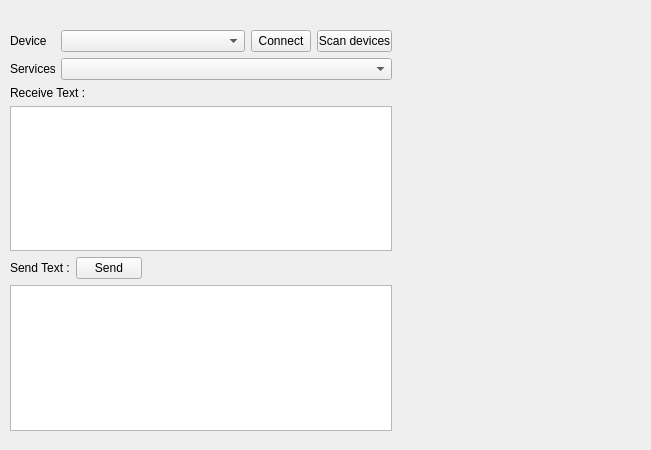
This is Software/BLE_Connect/mainwindow.ui in trietmt9/Cueing-Shoes as Qt 5 draws it before an edit. The edited form follows.
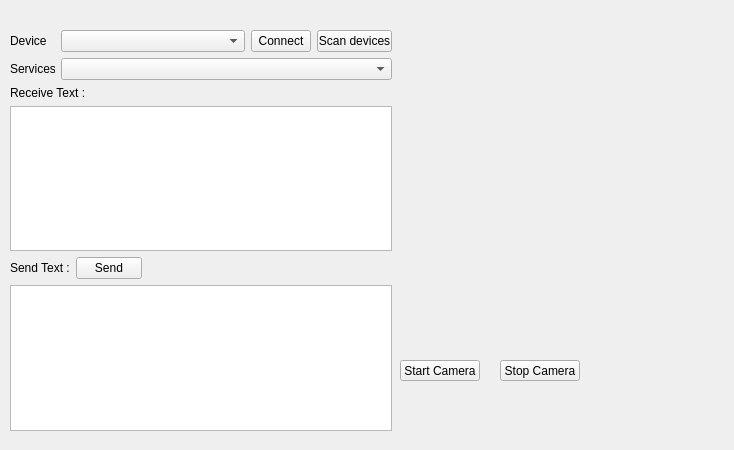
This is the edited form.

```diff
--- a/Software/BLE_Connect/mainwindow.ui
+++ b/Software/BLE_Connect/mainwindow.ui
@@ -6,7 +6,7 @@
    <rect>
     <x>0</x>
     <y>0</y>
-    <width>651</width>
+    <width>734</width>
     <height>450</height>
    </rect>
   </property>
@@ -136,6 +136,42 @@
      </item>
     </layout>
    </widget>
+   <widget class="QWidget" name="widget" native="true">
+    <property name="geometry">
+     <rect>
+      <x>420</x>
+      <y>40</y>
+      <width>291</width>
+      <height>241</height>
+     </rect>
+    </property>
+   </widget>
+   <widget class="QPushButton" name="pushButton_2">
+    <property name="geometry">
+     <rect>
+      <x>400</x>
+      <y>360</y>
+      <width>80</width>
+      <height>21</height>
+     </rect>
+    </property>
+    <property name="text">
+     <string>Start Camera</string>
+    </property>
+   </widget>
+   <widget class="QPushButton" name="pushButton_3">
+    <property name="geometry">
+     <rect>
+      <x>500</x>
+      <y>360</y>
+      <width>80</width>
+      <height>21</height>
+     </rect>
+    </property>
+    <property name="text">
+     <string>Stop Camera</string>
+    </property>
+   </widget>
   </widget>
  </widget>
  <resources/>
```
Left out of the diff: 8 changed lines with no effect on the pictures.
